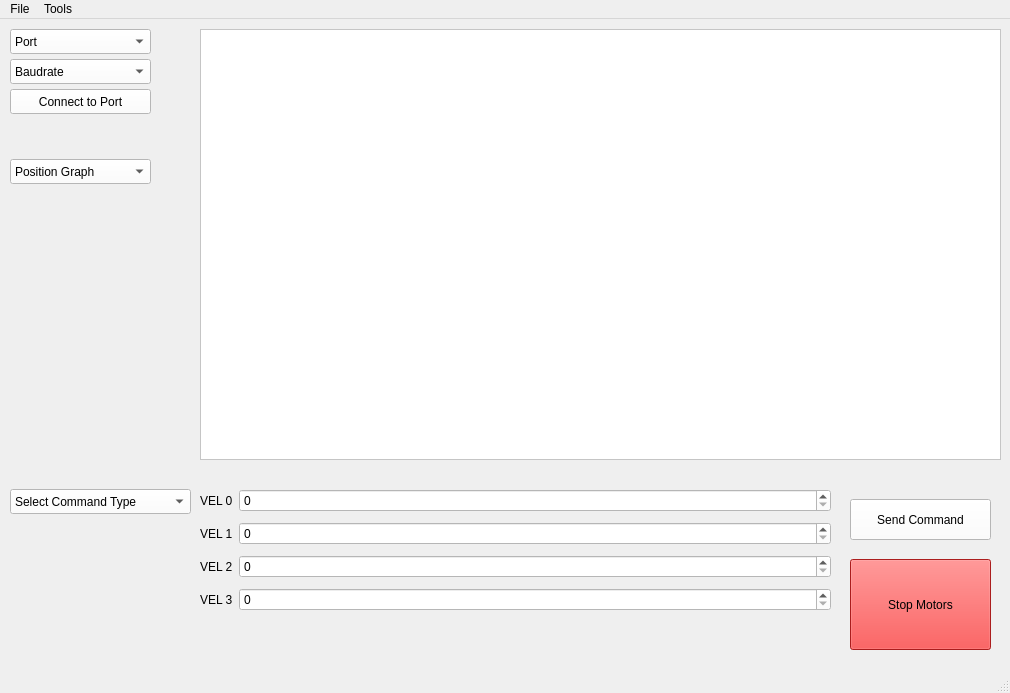
dstoianovici/Teensy4_L298_MotorController, file python_serial/Controller_GUI/ui/Controller_GUI.ui: the form before one commit.
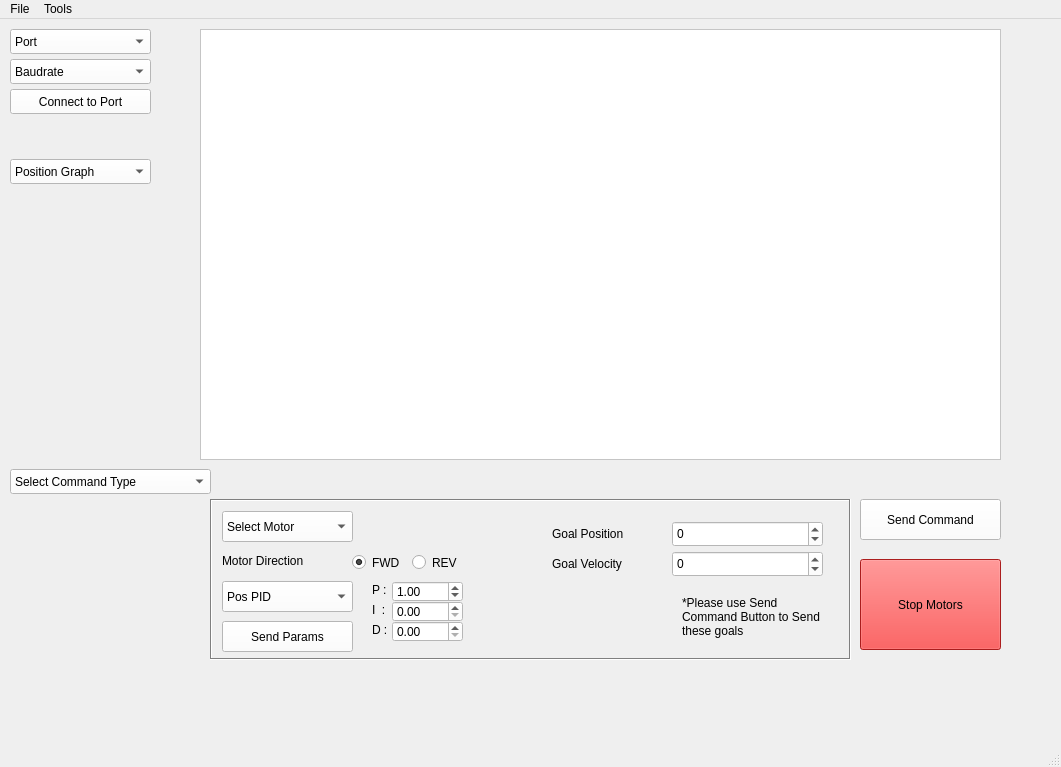
The form after the commit. Custom widgets are drawn as their Qt base class.

Commit message: added direction and individual PID

What changed in the file:
```diff
--- a/python_serial/Controller_GUI/ui/Controller_GUI.ui
+++ b/python_serial/Controller_GUI/ui/Controller_GUI.ui
@@ -6,8 +6,8 @@
    <rect>
     <x>0</x>
     <y>0</y>
-    <width>1010</width>
-    <height>693</height>
+    <width>1061</width>
+    <height>767</height>
    </rect>
   </property>
   <property name="windowTitle">
@@ -495,7 +495,7 @@
    <widget class="QPushButton" name="sendCommand_Button">
     <property name="geometry">
      <rect>
-      <x>850</x>
+      <x>860</x>
       <y>480</y>
       <width>141</width>
       <height>41</height>
@@ -509,8 +509,8 @@
     <property name="geometry">
      <rect>
       <x>10</x>
-      <y>470</y>
-      <width>181</width>
+      <y>450</y>
+      <width>201</width>
       <height>25</height>
      </rect>
     </property>
@@ -585,7 +585,7 @@
    <widget class="QPushButton" name="stop_Button">
     <property name="geometry">
      <rect>
-      <x>850</x>
+      <x>860</x>
       <y>540</y>
       <width>141</width>
       <height>91</height>
@@ -1217,8 +1217,8 @@
     </property>
     <property name="geometry">
      <rect>
-      <x>200</x>
-      <y>470</y>
+      <x>210</x>
+      <y>480</y>
       <width>641</width>
       <height>161</height>
      </rect>
@@ -1231,8 +1231,14 @@
     <property name="layoutDirection">
      <enum>Qt::LeftToRight</enum>
     </property>
+    <property name="frameShape">
+     <enum>QFrame::Box</enum>
+    </property>
+    <property name="frameShadow">
+     <enum>QFrame::Sunken</enum>
+    </property>
     <property name="currentIndex">
-     <number>3</number>
+     <number>4</number>
     </property>
     <widget class="QWidget" name="default_page">
      <widget class="QLabel" name="label">
@@ -1481,8 +1487,11 @@
        </property>
        <item row="1" column="1">
         <widget class="QSpinBox" name="pid_vel_spinBox_0">
+         <property name="minimum">
+          <number>-10000</number>
+         </property>
          <property name="maximum">
-          <number>255</number>
+          <number>10000</number>
          </property>
          <property name="singleStep">
           <number>5</number>
@@ -1491,8 +1500,11 @@
        </item>
        <item row="0" column="1">
         <widget class="QSpinBox" name="pid_vel_spinBox_1">
+         <property name="minimum">
+          <number>-10000</number>
+         </property>
          <property name="maximum">
-          <number>255</number>
+          <number>10000</number>
          </property>
          <property name="singleStep">
           <number>5</number>
@@ -1501,8 +1513,11 @@
        </item>
        <item row="2" column="1">
         <widget class="QSpinBox" name="pid_vel_spinBox_2">
+         <property name="minimum">
+          <number>-10000</number>
+         </property>
          <property name="maximum">
-          <number>255</number>
+          <number>10000</number>
          </property>
          <property name="singleStep">
           <number>5</number>
@@ -1511,8 +1526,11 @@
        </item>
        <item row="3" column="1">
         <widget class="QSpinBox" name="pid_vel_spinBox_3">
+         <property name="minimum">
+          <number>-10000</number>
+         </property>
          <property name="maximum">
-          <number>255</number>
+          <number>10000</number>
          </property>
          <property name="singleStep">
           <number>5</number>
@@ -1550,6 +1568,294 @@
       </layout>
      </widget>
     </widget>
+    <widget class="QWidget" name="motor_tune_page">
+     <widget class="QComboBox" name="motorSelect_comboBox">
+      <property name="geometry">
+       <rect>
+        <x>10</x>
+        <y>10</y>
+        <width>131</width>
+        <height>31</height>
+       </rect>
+      </property>
+      <item>
+       <property name="text">
+        <string>Select Motor</string>
+       </property>
+      </item>
+      <item>
+       <property name="text">
+        <string>Motor 0</string>
+       </property>
+      </item>
+      <item>
+       <property name="text">
+        <string>Motor 1</string>
+       </property>
+      </item>
+      <item>
+       <property name="text">
+        <string>Motor 2</string>
+       </property>
+      </item>
+      <item>
+       <property name="text">
+        <string>Motor 3</string>
+       </property>
+      </item>
+     </widget>
+     <widget class="QLabel" name="label_14">
+      <property name="geometry">
+       <rect>
+        <x>10</x>
+        <y>50</y>
+        <width>110</width>
+        <height>20</height>
+       </rect>
+      </property>
+      <property name="text">
+       <string>Motor Direction</string>
+      </property>
+      <property name="wordWrap">
+       <bool>false</bool>
+      </property>
+     </widget>
+     <widget class="QRadioButton" name="fwdButton">
+      <property name="geometry">
+       <rect>
+        <x>140</x>
+        <y>50</y>
+        <width>61</width>
+        <height>23</height>
+       </rect>
+      </property>
+      <property name="text">
+       <string>FWD</string>
+      </property>
+      <property name="iconSize">
+       <size>
+        <width>20</width>
+        <height>20</height>
+       </size>
+      </property>
+      <property name="checked">
+       <bool>true</bool>
+      </property>
+     </widget>
+     <widget class="QRadioButton" name="revButton">
+      <property name="geometry">
+       <rect>
+        <x>200</x>
+        <y>50</y>
+        <width>61</width>
+        <height>23</height>
+       </rect>
+      </property>
+      <property name="text">
+       <string>REV</string>
+      </property>
+      <property name="iconSize">
+       <size>
+        <width>20</width>
+        <height>20</height>
+       </size>
+      </property>
+     </widget>
+     <widget class="QComboBox" name="pid_type_select_comboBox">
+      <property name="geometry">
+       <rect>
+        <x>10</x>
+        <y>80</y>
+        <width>131</width>
+        <height>31</height>
+       </rect>
+      </property>
+      <item>
+       <property name="text">
+        <string>Pos PID</string>
+       </property>
+      </item>
+      <item>
+       <property name="text">
+        <string>Vel PID</string>
+       </property>
+      </item>
+     </widget>
+     <widget class="QLabel" name="label_15">
+      <property name="geometry">
+       <rect>
+        <x>160</x>
+        <y>80</y>
+        <width>21</width>
+        <height>17</height>
+       </rect>
+      </property>
+      <property name="text">
+       <string>P :</string>
+      </property>
+     </widget>
+     <widget class="QLabel" name="label_16">
+      <property name="geometry">
+       <rect>
+        <x>160</x>
+        <y>100</y>
+        <width>21</width>
+        <height>17</height>
+       </rect>
+      </property>
+      <property name="text">
+       <string>I  :</string>
+      </property>
+     </widget>
+     <widget class="QLabel" name="label_17">
+      <property name="geometry">
+       <rect>
+        <x>160</x>
+        <y>120</y>
+        <width>21</width>
+        <height>17</height>
+       </rect>
+      </property>
+      <property name="text">
+       <string>D :</string>
+      </property>
+     </widget>
+     <widget class="QPushButton" name="send_motor_params_button">
+      <property name="geometry">
+       <rect>
+        <x>10</x>
+        <y>120</y>
+        <width>131</width>
+        <height>31</height>
+       </rect>
+      </property>
+      <property name="text">
+       <string>Send Params</string>
+      </property>
+     </widget>
+     <widget class="QDoubleSpinBox" name="P_doubleSpinBox">
+      <property name="geometry">
+       <rect>
+        <x>180</x>
+        <y>80</y>
+        <width>71</width>
+        <height>21</height>
+       </rect>
+      </property>
+      <property name="singleStep">
+       <double>0.010000000000000</double>
+      </property>
+      <property name="value">
+       <double>1.000000000000000</double>
+      </property>
+     </widget>
+     <widget class="QDoubleSpinBox" name="I_doubleSpinBox">
+      <property name="geometry">
+       <rect>
+        <x>180</x>
+        <y>100</y>
+        <width>71</width>
+        <height>21</height>
+       </rect>
+      </property>
+      <property name="singleStep">
+       <double>0.010000000000000</double>
+      </property>
+     </widget>
+     <widget class="QDoubleSpinBox" name="D_doubleSpinBox">
+      <property name="geometry">
+       <rect>
+        <x>180</x>
+        <y>120</y>
+        <width>71</width>
+        <height>21</height>
+       </rect>
+      </property>
+      <property name="singleStep">
+       <double>0.010000000000000</double>
+      </property>
+     </widget>
+     <widget class="QSpinBox" name="goal_position_spinBox_tune">
+      <property name="geometry">
+       <rect>
+        <x>460</x>
+        <y>20</y>
+        <width>151</width>
+        <height>26</height>
+       </rect>
+      </property>
+      <property name="minimum">
+       <number>-40000000</number>
+      </property>
+      <property name="maximum">
+       <number>40000000</number>
+      </property>
+      <property name="singleStep">
+       <number>5</number>
+      </property>
+     </widget>
+     <widget class="QLabel" name="label_18">
+      <property name="geometry">
+       <rect>
+        <x>340</x>
+        <y>20</y>
+        <width>101</width>
+        <height>26</height>
+       </rect>
+      </property>
+      <property name="text">
+       <string>Goal Position</string>
+      </property>
+     </widget>
+     <widget class="QSpinBox" name="goal_velocity_spinBox_tune">
+      <property name="geometry">
+       <rect>
+        <x>460</x>
+        <y>50</y>
+        <width>151</width>
+        <height>26</height>
+       </rect>
+      </property>
+      <property name="minimum">
+       <number>-40000000</number>
+      </property>
+      <property name="maximum">
+       <number>40000000</number>
+      </property>
+      <property name="singleStep">
+       <number>5</number>
+      </property>
+     </widget>
+     <widget class="QLabel" name="label_19">
+      <property name="geometry">
+       <rect>
+        <x>340</x>
+        <y>50</y>
+        <width>101</width>
+        <height>26</height>
+       </rect>
+      </property>
+      <property name="text">
+       <string>Goal Velocity</string>
+      </property>
+     </widget>
+     <widget class="QLabel" name="label_20">
+      <property name="geometry">
+       <rect>
+        <x>470</x>
+        <y>80</y>
+        <width>141</width>
+        <height>71</height>
+       </rect>
+      </property>
+      <property name="text">
+       <string>*Please use Send Command Button to Send these goals</string>
+      </property>
+      <property name="wordWrap">
+       <bool>true</bool>
+      </property>
+     </widget>
+    </widget>
    </widget>
   </widget>
   <widget class="QMenuBar" name="menubar">
@@ -1557,7 +1863,7 @@
     <rect>
      <x>0</x>
      <y>0</y>
-     <width>1010</width>
+     <width>1061</width>
      <height>22</height>
     </rect>
    </property>
```
Left out of the diff: 27 changed lines with no effect on the pictures. The commit also changes 6 other files.
